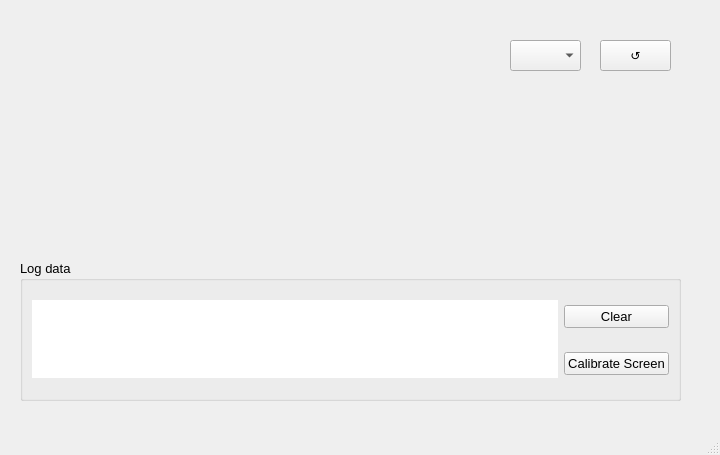
The window that mainwindow.ui (zubair-appdev/UART_Tx_Rx) describes before a commit, drawn with Qt 5.
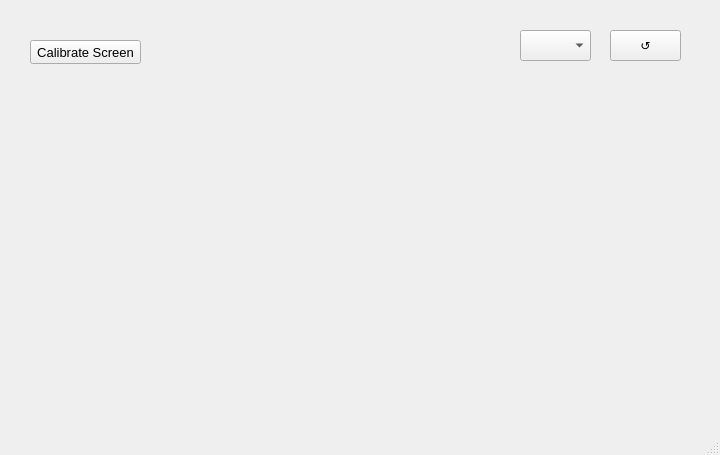
The same window after the commit.

```diff
--- a/mainwindow.ui
+++ b/mainwindow.ui
@@ -17,8 +17,8 @@
    <widget class="QPushButton" name="pushButton_portsRefresh">
     <property name="geometry">
      <rect>
-      <x>600</x>
-      <y>40</y>
+      <x>610</x>
+      <y>30</y>
       <width>71</width>
       <height>31</height>
      </rect>
@@ -39,8 +39,8 @@
    <widget class="QComboBox" name="comboBox_ports">
     <property name="geometry">
      <rect>
-      <x>510</x>
-      <y>40</y>
+      <x>520</x>
+      <y>30</y>
       <width>71</width>
       <height>31</height>
      </rect>
@@ -55,13 +55,13 @@
      <string notr="true"/>
     </property>
    </widget>
-   <widget class="QGroupBox" name="groupBox_4">
+   <widget class="QPushButton" name="pushButton_calibrateScreen">
     <property name="geometry">
      <rect>
-      <x>20</x>
-      <y>260</y>
-      <width>661</width>
-      <height>141</height>
+      <x>30</x>
+      <y>40</y>
+      <width>111</width>
+      <height>24</height>
      </rect>
     </property>
     <property name="font">
@@ -69,48 +69,9 @@
       <pointsize>10</pointsize>
      </font>
     </property>
-    <property name="styleSheet">
-     <string notr="true"/>
+    <property name="text">
+     <string>Calibrate Screen</string>
     </property>
-    <property name="title">
-     <string>Log data</string>
-    </property>
-    <layout class="QGridLayout" name="gridLayout">
-     <item row="0" column="0" rowspan="2">
-      <widget class="QTextEdit" name="textEdit_rawBytes">
-       <property name="styleSheet">
-        <string notr="true">border : none;</string>
-       </property>
-       <property name="acceptRichText">
-        <bool>true</bool>
-       </property>
-      </widget>
-     </item>
-     <item row="0" column="1">
-      <widget class="QPushButton" name="pushButton_clear">
-       <property name="font">
-        <font>
-         <pointsize>10</pointsize>
-        </font>
-       </property>
-       <property name="text">
-        <string>Clear</string>
-       </property>
-      </widget>
-     </item>
-     <item row="1" column="1">
-      <widget class="QPushButton" name="pushButton_calibrateScreen">
-       <property name="font">
-        <font>
-         <pointsize>10</pointsize>
-        </font>
-       </property>
-       <property name="text">
-        <string>Calibrate Screen</string>
-       </property>
-      </widget>
-     </item>
-    </layout>
    </widget>
   </widget>
   <widget class="QMenuBar" name="menubar">
```
